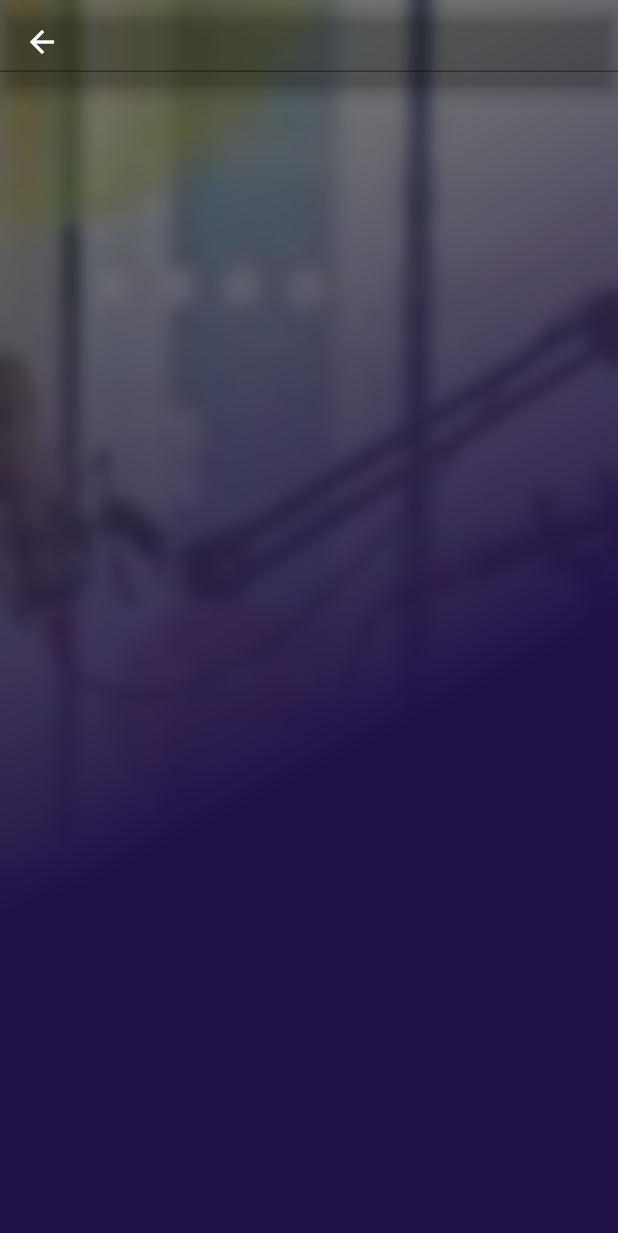
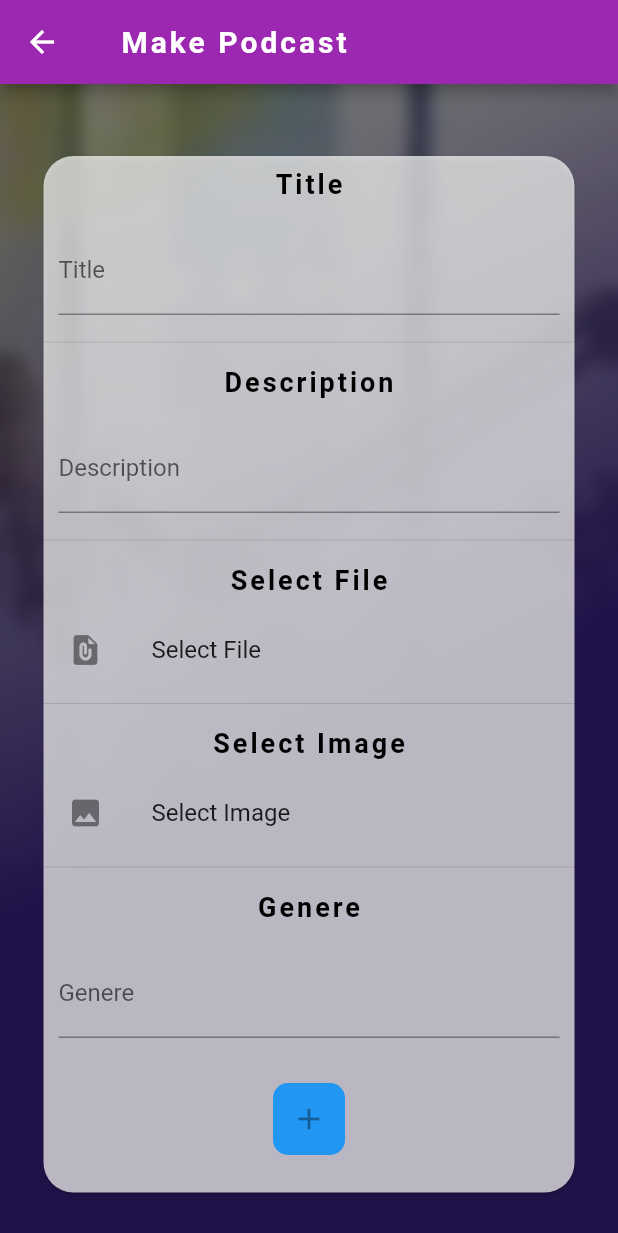
Before and after one commit to 0Sumit-0/First-Podcast, a Flutter app: the create screen opened directly, on a phone screen of 412 x 824 dp. Shown: the top 1233 px of the screen. Run offline on Flutter 3.47's test engine with Material 2 defaults, Android fonts, the phone set to English and light mode, and no system bars; our stand-ins replace cloud_firestore, firebase_auth, firebase_core, firebase_storage, get, just_audio and 1 more; accounts and stored records are empty; network calls fail.

Commit message:
podcast creating page completed

```diff
--- a/lib/Screen/create_podcast.dart
+++ b/lib/Screen/create_podcast.dart
@@ -9,7 +9,17 @@ class create extends StatelessWidget {
   Widget build(BuildContext context) {
     return Scaffold(
       appBar: AppBar(
-        backgroundColor: Colors.transparent,
+        backgroundColor: Colors.purple,
+        title: Padding(
+          padding: const EdgeInsets.all(8.0),
+          child: Text(
+            "Make Podcast",
+            style: TextStyle(
+              letterSpacing: 2,
+              fontWeight: FontWeight.bold
+            ),
+          ),
+        ),
       ),
       extendBodyBehindAppBar: true,
       body: Stack(
@@ -55,9 +65,109 @@ class create extends StatelessWidget {
               color: Colors.black54,
             ),
           ),
-          TextFormField(
-            decoration: InputDecoration(),
-          ),
+          Padding(
+            padding: const EdgeInsets.fromLTRB(25, 100, 25, 20),
+            child: SingleChildScrollView(
+              child: Card(
+                shape: RoundedRectangleBorder(borderRadius: BorderRadius.circular(20)),
+                color: Colors.white70,
+                child: Column(
+                  children: [
+                    Padding(
+                      padding: const EdgeInsets.all(8.0),
+                      child: Text("Title",style: TextStyle(color: Colors.black,fontWeight: FontWeight.bold,letterSpacing: 2,fontSize: 18),),
+                    ),
+                    Padding(
+                      padding: const EdgeInsets.all(10.0),
+                      child: TextFormField(
+                        decoration: InputDecoration(
+                          hintText: "Enter Title",
+                          labelText: "Title",
+                        ),
+                        validator: (value) {
+                          if (value!.isEmpty) {
+                            return "Title cannot be empty";
+                          }
+                          return null;
+                        },
+                      ),
+                    ),
+                    Divider(),
+                    Padding(
+                      padding: const EdgeInsets.all(8.0),
+                      child: Text("Description",style: TextStyle(color: Colors.black,fontWeight: FontWeight.bold,letterSpacing: 2,fontSize: 18),),
+                    ),
+                    Padding(
+                      padding: const EdgeInsets.all(10.0),
+                      child: TextFormField(
+                        decoration: InputDecoration(
+                          hintText: "Enter Description",
+                          labelText: "Description",
+                        ),
+                        validator: (value) {
+                          if (value!.isEmpty) {
+                            return "Description cannot be empty";
+                          }
+                          return null;
+                        },
+                      ),
+                    ),
+                    Divider(),
+                    Padding(
+                      padding: const EdgeInsets.all(8.0),
+                      child: Text("Select File",style: TextStyle(color: Colors.black,fontWeight: FontWeight.bold,letterSpacing: 2,fontSize: 18),),
+                    ),
+                    SizedBox(
+                      child: ListTile(
+                        title: Text("Select File"),
+                        leading: Icon(Icons.file_present_rounded),
+                      ),
+                    ),
+                    Divider(),
+                    Padding(
+                      padding: const EdgeInsets.all(8.0),
+                      child: Text("Select Image",style: TextStyle(color: Colors.black,fontWeight: FontWeight.bold,letterSpacing: 2,fontSize: 18),),
+                    ),
+                    SizedBox(
+                      child: ListTile(
+                        title: Text("Select Image"),
+                        leading: Icon(Icons.image),
+                      ),
+                    ),
+                    Divider(),
+                    Padding(
+                      padding: const EdgeInsets.all(8.0),
+                      child: Text("Genere",style: TextStyle(color: Colors.black,fontWeight: FontWeight.bold,letterSpacing: 2,fontSize: 18),),
+                    ),
+                    Padding(
+                      padding: const EdgeInsets.all(10.0),
+                      child: TextFormField(
+                        decoration: InputDecoration(
+                          hintText: "Enter Genere",
+                          labelText: "Genere",
+                        ),
+                        validator: (value) {
+                          if (value!.isEmpty) {
+                            return "genere cannot be empty";
+                          }
+                          return null;
+                        },
+                      ),
+                    ),
+                    SizedBox(
+                      height: 20.0,
+                    ),
+                    Material(
+                      color: Colors.blue,
+                      borderRadius:BorderRadius.circular(10),
+                      child: IconButton(onPressed: null, icon: Icon(Icons.add)),
+                    ),
+                    SizedBox(height: 25,)
+                  ],
+                ),
+              ),
+            ),
+          )
         ],
       ),
     );
--- a/lib/Screen/signup_page.dart
+++ b/lib/Screen/signup_page.dart
@@ -25,7 +25,7 @@ class _SignupState extends State<Signup> {
         changeButton = true;
       });
       await Future.delayed(Duration(seconds: 1));
-      await Navigator.push(context, MaterialPageRoute(builder: (context)=>HomeScreen(usermod: user,)));
+      await Navigator.push(context, MaterialPageRoute(builder: (context)=>HomeScreen(userid: user,)));
       // setState(() {
       //   changeButton = false;
       // });
--- a/lib/main.dart
+++ b/lib/main.dart
@@ -2,6 +2,7 @@ import 'package:flutter/material.dart';
 import 'package:get/get.dart';
 import 'package:podcast/Screen/home_screen.dart';
 import 'package:firebase_core/firebase_core.dart';
+import 'package:podcast/Services/SharedPreferences.dart';
 
 import 'Screen/login_page.dart';
 import 'Screen/playing_screen.dart';
@@ -13,8 +14,41 @@ void main() async {
   runApp(const MyApp());
 }
 
-class MyApp extends StatelessWidget {
+class MyApp extends StatefulWidget {
   const MyApp({Key? key}) : super(key: key);
+
+  @override
+  State<MyApp> createState() => _MyAppState();
+}
+
+class _MyAppState extends State<MyApp> {
+
+  bool _isSignedIn=false;
+  late String user;
+
+  @override
+  void initState(){
+    super.initState();
+    getUserLoggedInStatus();
+    if(_isSignedIn==true){
+      getUserLoggedInKey();
+    }
+
+  }
+
+  getUserLoggedInKey()async {
+    await HelperFunction.getUserLoggedInKey().then((value){
+      user=value!;
+    });
+  }
+  getUserLoggedInStatus()async{
+    await HelperFunction.getUserLoggedInStatus().then((value){
+      if(value!=null){
+        _isSignedIn=value;
+      }
+    });
+  }
+
 
   @override
   Widget build(BuildContext context) {
@@ -25,7 +59,7 @@ class MyApp extends StatelessWidget {
       ),
       initialRoute: '/',
       routes: {
-        '/': (context) => LoginPage(),
+        '/': (context) => _isSignedIn? HomeScreen(userid: user) :LoginPage(),
         // '/homescreen': (context)=>HomeScreen(usermod: ,),
         '/playscreen': (context) => PlayScreen(),
         '/userscreen':(context)=> UserPage(),
--- a/pubspec.yaml
+++ b/pubspec.yaml
@@ -42,6 +42,7 @@ dependencies:
   firebase_auth: ^4.4.1
   firebase_storage: ^11.1.1
   cloud_firestore:
+  shared_preferences:
 
 dev_dependencies:
   flutter_test:
```
Also changed, not shown: lib/Screen/home_screen.dart (+7 -3 lines), lib/Screen/login_page.dart (+10 -5 lines), lib/Services/SharedPreferences.dart (added, +29 -0 lines), pubspec.lock.
